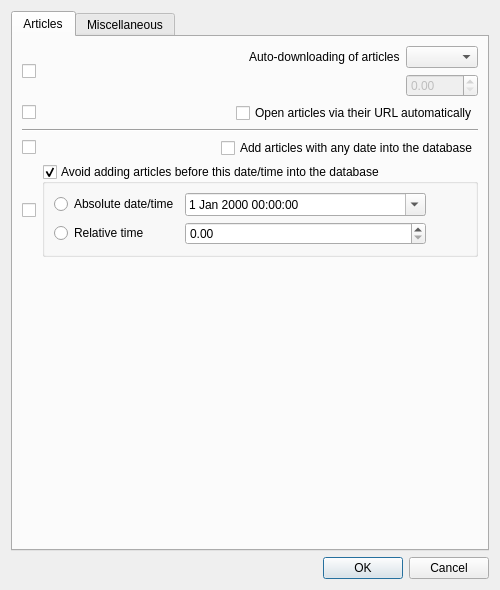
Above: src/librssguard/services/abstract/gui/formfeeddetails.ui from martinrotter/rssguard before the change. Below: the same form after it.
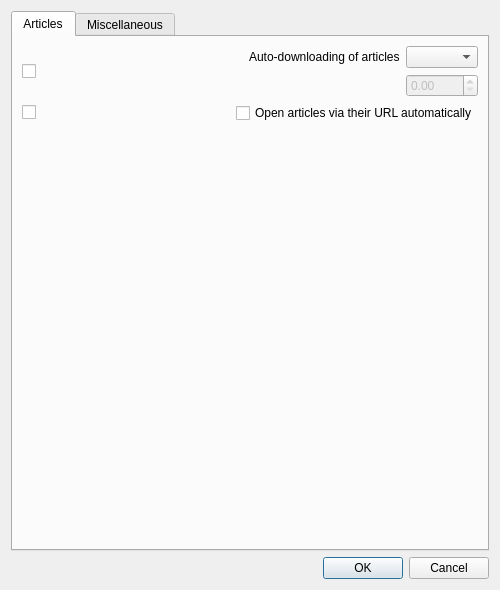
That is the form after the change. Custom widgets are drawn as their Qt base class.

```diff
--- a/src/librssguard/services/abstract/gui/formfeeddetails.ui
+++ b/src/librssguard/services/abstract/gui/formfeeddetails.ui
@@ -88,126 +88,7 @@
         </layout>
        </item>
        <item row="2" column="0" colspan="2">
-        <widget class="Line" name="line">
-         <property name="minimumSize">
-          <size>
-           <width>150</width>
-           <height>0</height>
-          </size>
-         </property>
-         <property name="orientation">
-          <enum>Qt::Horizontal</enum>
-         </property>
-        </widget>
-       </item>
-       <item row="3" column="0" colspan="2">
-        <layout class="QHBoxLayout" name="horizontalLayout_3">
-         <item>
-          <widget class="MultiFeedEditCheckBox" name="m_mcbAddAnyDateArticles"/>
-         </item>
-         <item>
-          <widget class="QCheckBox" name="m_cbAddAnyDateArticles">
-           <property name="text">
-            <string>Add articles with any date into the database</string>
-           </property>
-          </widget>
-         </item>
-        </layout>
-       </item>
-       <item row="4" column="0" colspan="2">
-        <layout class="QHBoxLayout" name="horizontalLayout_2">
-         <item>
-          <widget class="MultiFeedEditCheckBox" name="m_mcbAvoidOldArticles"/>
-         </item>
-         <item>
-          <widget class="QGroupBox" name="m_gbAvoidOldArticles">
-           <property name="enabled">
-            <bool>true</bool>
-           </property>
-           <property name="title">
-            <string>Avoid adding articles before this date/time into the database</string>
-           </property>
-           <property name="checkable">
-            <bool>true</bool>
-           </property>
-           <layout class="QGridLayout" name="gridLayout">
-            <item row="1" column="1">
-             <widget class="QDateTimeEdit" name="m_dtDateTimeToAvoid">
-              <property name="sizePolicy">
-               <sizepolicy hsizetype="Minimum" vsizetype="Fixed">
-                <horstretch>1</horstretch>
-                <verstretch>0</verstretch>
-               </sizepolicy>
-              </property>
-              <property name="minimumDate">
-               <date>
-                <year>1971</year>
-                <month>1</month>
-                <day>1</day>
-               </date>
-              </property>
-              <property name="calendarPopup">
-               <bool>true</bool>
-              </property>
-             </widget>
-            </item>
-            <item row="1" column="0">
-             <widget class="QRadioButton" name="m_rbAvoidAbsolute">
-              <property name="text">
-               <string>Absolute date/time</string>
-              </property>
-             </widget>
-            </item>
-            <item row="2" column="1">
-             <widget class="TimeSpinBox" name="m_spinHoursAvoid">
-              <property name="sizePolicy">
-               <sizepolicy hsizetype="Minimum" vsizetype="Fixed">
-                <horstretch>1</horstretch>
-                <verstretch>0</verstretch>
-               </sizepolicy>
-              </property>
-              <property name="maximum">
-               <double>10000.000000000000000</double>
-              </property>
-             </widget>
-            </item>
-            <item row="2" column="0">
-             <widget class="QRadioButton" name="m_rbAvoidRelative">
-              <property name="text">
-               <string>Relative time</string>
-              </property>
-             </widget>
-            </item>
-            <item row="1" column="2">
-             <spacer name="horizontalSpacer">
-              <property name="orientation">
-               <enum>Qt::Horizontal</enum>
-              </property>
-              <property name="sizeHint" stdset="0">
-               <size>
-                <width>40</width>
-                <height>20</height>
-               </size>
-              </property>
-             </spacer>
-            </item>
-            <item row="2" column="2">
-             <spacer name="horizontalSpacer_2">
-              <property name="orientation">
-               <enum>Qt::Horizontal</enum>
-              </property>
-              <property name="sizeHint" stdset="0">
-               <size>
-                <width>40</width>
-                <height>20</height>
-               </size>
-              </property>
-             </spacer>
-            </item>
-           </layout>
-          </widget>
-         </item>
-        </layout>
+        <widget class="ArticleAmountControl" name="m_wdgArticleLimiting" native="true"/>
        </item>
       </layout>
      </widget>
@@ -288,6 +169,12 @@
    <extends>QCheckBox</extends>
    <header>multifeededitcheckbox.h</header>
   </customwidget>
+  <customwidget>
+   <class>ArticleAmountControl</class>
+   <extends>QWidget</extends>
+   <header>articleamountcontrol.h</header>
+   <container>1</container>
+  </customwidget>
  </customwidgets>
  <tabstops>
   <tabstop>m_cbOpenArticlesAutomatically</tabstop>
```
Left out of the diff: 35 changed lines with no effect on the pictures.
